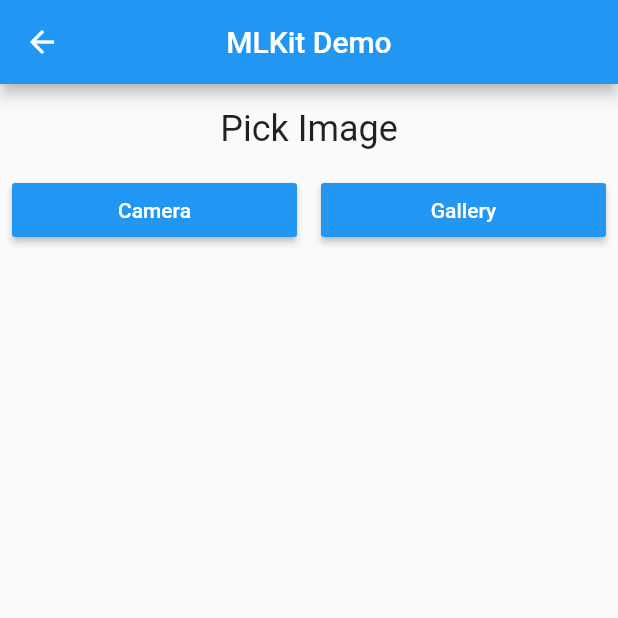
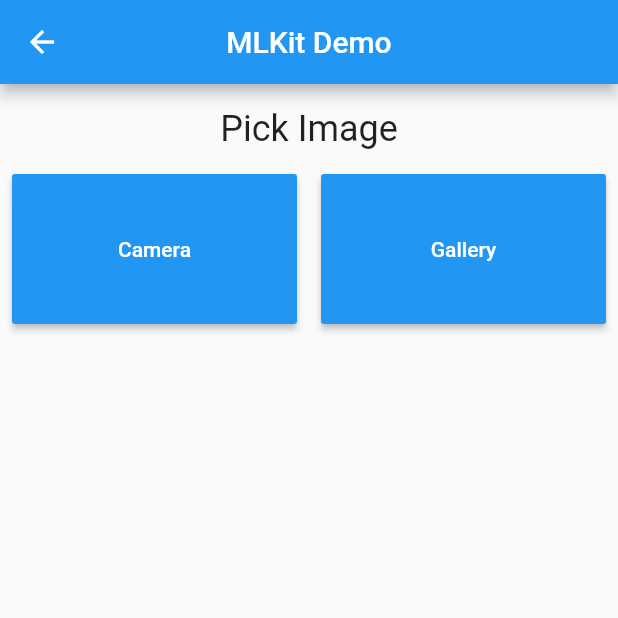
Before and after one commit to poojas3/ESP32_Project_flutter, a Flutter app: the MLHome screen opened by its route, on a phone screen of 412 x 824 dp, the top half of it. Run offline on Flutter 3.47's test engine with Material 2 defaults, Android fonts, the phone set to English and light mode, and no system bars; our stand-ins replace animated_text_kit, audioplayers, cloud_firestore, firebase_auth, firebase_database, flutter_icons and 4 more; missing offline and left inert: mlkit; accounts and stored records are empty.

Commit message:
add voice for ml_home

```diff
--- a/lib/screens/ml_home.dart
+++ b/lib/screens/ml_home.dart
@@ -2,6 +2,7 @@
 import 'package:flutter/material.dart';
 import 'package:image_picker/image_picker.dart';
 import 'dart:io';
+import 'package:flutter_tts/flutter_tts.dart';
 
 const String TEXT_SCANNER = 'TEXT_SCANNER';
 const String BARCODE_SCANNER = 'BARCODE_SCANNER';
@@ -24,13 +25,15 @@
 
   File _file;
   String _selectedScanner = TEXT_SCANNER;
+  final FlutterTts flutterTts = FlutterTts();
 
   @override
   Widget build(BuildContext context) {
     final columns = List<Widget>();
     columns.add(buildRowTitle(context, 'Pick Image'));
     columns.add(buildSelectImageRowWidget(context));
-
+    _speak(
+        "Tap upper left to take a photo with Camera; Tap upper right to get photo from Gallery");
     return Scaffold(
         key: _scaffoldKey,
         appBar: AppBar(
@@ -57,14 +60,16 @@
 
   Widget buildSelectImageRowWidget(BuildContext context) {
     return Row(
+      crossAxisAlignment: CrossAxisAlignment.end,
       children: <Widget>[
         Expanded(
             child: Padding(
           padding: EdgeInsets.symmetric(horizontal: 8.0),
-          child: RaisedButton(
+          child: MaterialButton(
               color: Colors.blue,
               textColor: Colors.white,
               splashColor: Colors.blueGrey,
+              height: 100,
               onPressed: () {
                 onPickImageSelected(CAMERA_SOURCE);
               },
@@ -73,10 +78,11 @@
         Expanded(
             child: Padding(
           padding: EdgeInsets.symmetric(horizontal: 8.0),
-          child: RaisedButton(
+          child: MaterialButton(
               color: Colors.blue,
               textColor: Colors.white,
               splashColor: Colors.blueGrey,
+              height: 100,
               onPressed: () {
                 onPickImageSelected(GALLERY_SOURCE);
               },
@@ -182,4 +188,8 @@
       ));
     }
   }
+
+  Future _speak(String wordtosay) async {
+    await flutterTts.speak(wordtosay);
+  }
 }
```
